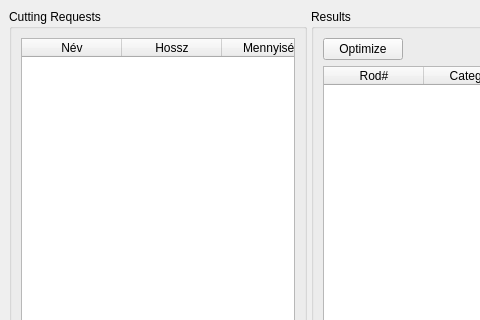
Old version of the form view/MainWindow.ui in the repository horvathzoltan/cutplannerpro; both pictures show x 0 to 480 and y 0 to 320 of the 920 by 680 pixel window.
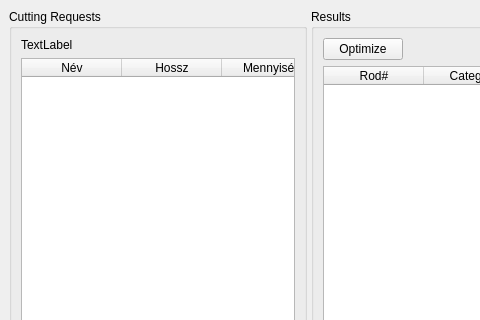
New version of the form.

Diff of the .ui file:
```diff
--- a/view/MainWindow.ui
+++ b/view/MainWindow.ui
@@ -43,6 +43,13 @@
         <string>Cutting Requests</string>
        </property>
        <layout class="QVBoxLayout" name="leftLayout">
+        <item>
+         <widget class="QLabel" name="inputFileLabel">
+          <property name="text">
+           <string>TextLabel</string>
+          </property>
+         </widget>
+        </item>
         <item>
          <widget class="QTableWidget" name="tableInput">
           <attribute name="horizontalHeaderDefaultSectionSize">
@@ -51,6 +58,9 @@
           <attribute name="horizontalHeaderStretchLastSection">
            <bool>false</bool>
           </attribute>
+          <attribute name="verticalHeaderVisible">
+           <bool>false</bool>
+          </attribute>
           <column>
            <property name="text">
             <string>Név</string>
```
